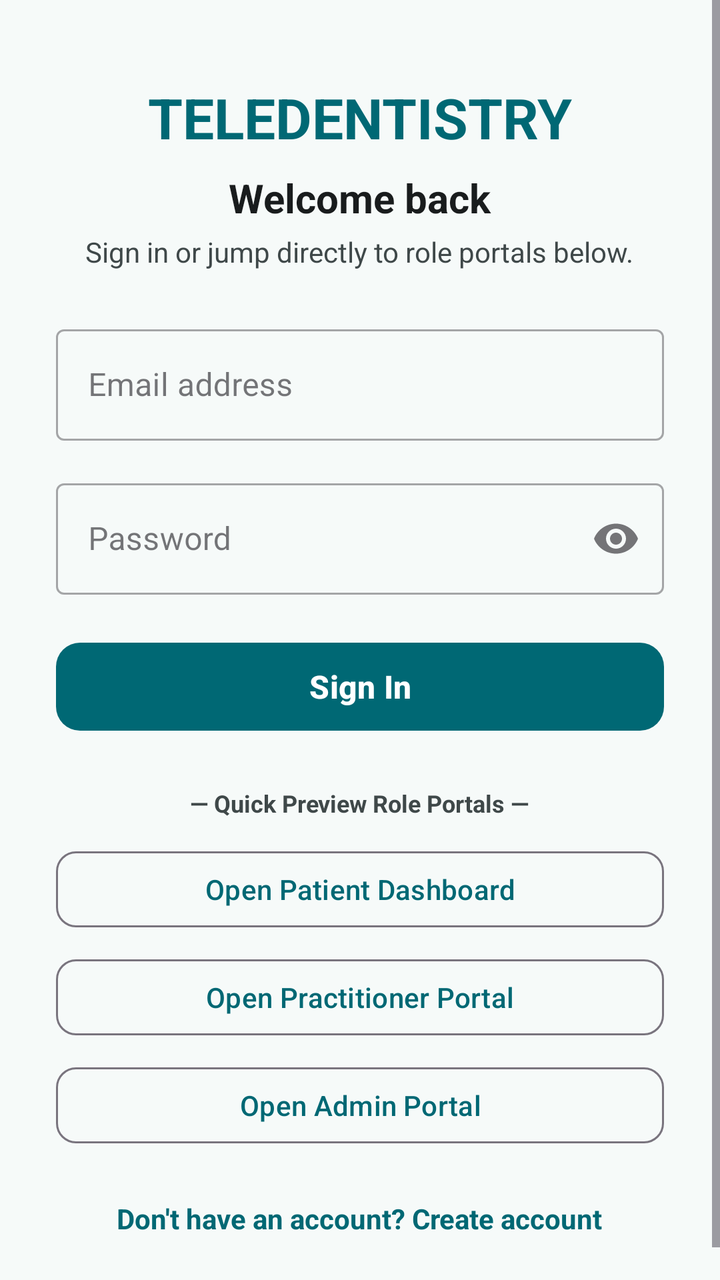
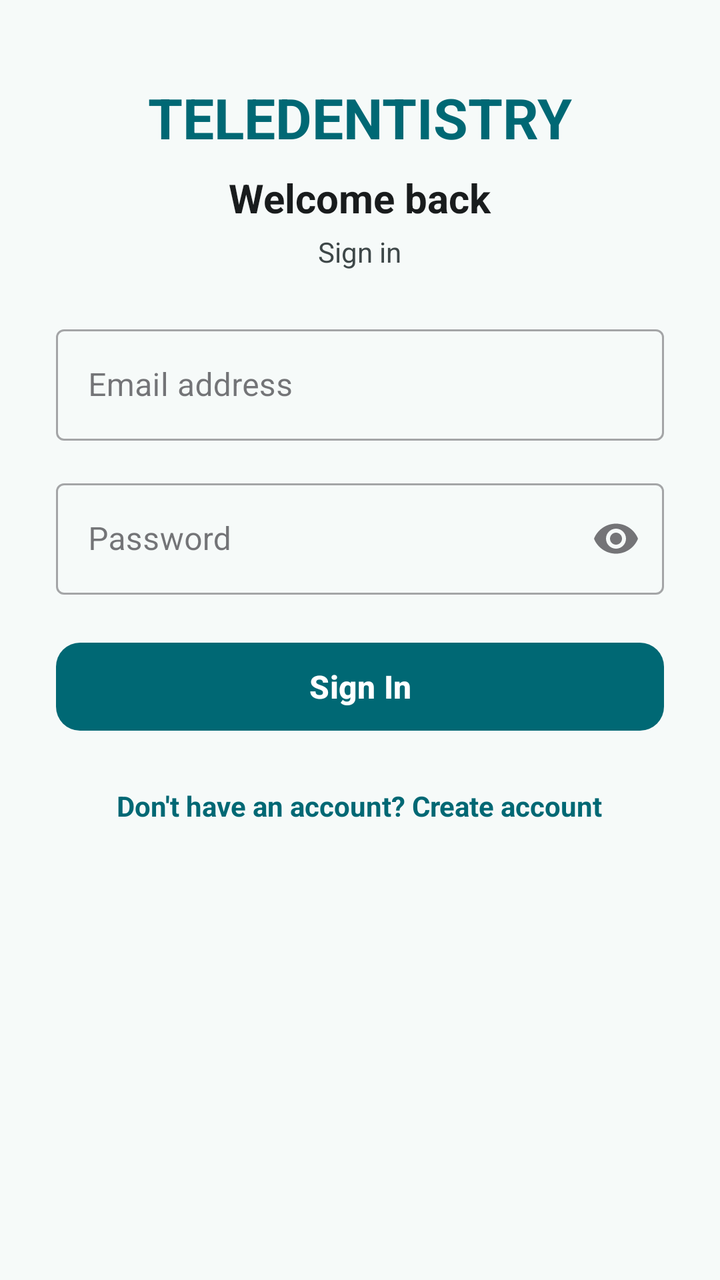

Screens rendered from an Android XML layout before and after an edit, with the pre-edit source and the edit as a unified diff.
<!-- AndroidManifest.xml: application theme Theme.TeledentistryProject -->
<!-- res/layout/activity_login.xml -->
<?xml version="1.0" encoding="utf-8"?>
<ScrollView xmlns:android="http://schemas.android.com/apk/res/android"
    xmlns:app="http://schemas.android.com/apk/res-auto"
    android:layout_width="match_parent"
    android:layout_height="match_parent"
    android:fillViewport="true"
    android:background="@color/dental_background">

    <LinearLayout
        android:layout_width="match_parent"
        android:layout_height="match_parent"
        android:orientation="vertical"
        android:gravity="center_horizontal"
        android:paddingStart="28dp"
        android:paddingEnd="28dp"
        android:paddingTop="40dp"
        android:paddingBottom="30dp">

        
        <TextView
            android:id="@+id/tvAppName"
            android:layout_width="wrap_content"
            android:layout_height="wrap_content"
            android:text="TELEDENTISTRY"
            android:textColor="@color/dental_primary"
            android:textSize="28sp"
            android:textStyle="bold" />

        
        <TextView
            android:layout_width="wrap_content"
            android:layout_height="wrap_content"
            android:layout_marginTop="8dp"
            android:text="Welcome back"
            android:textColor="@color/text_primary"
            android:textSize="20sp"
            android:textStyle="bold" />

        
        <TextView
            android:layout_width="wrap_content"
            android:layout_height="wrap_content"
            android:layout_marginTop="4dp"
            android:layout_marginBottom="24dp"
            android:gravity="center"
            android:text="Sign in or jump directly to role portals below."
            android:textColor="@color/text_secondary"
            android:textSize="14sp" />

        
        <com.google.android.material.textfield.TextInputLayout
            android:id="@+id/emailInputLayout"
            style="@style/Widget.MaterialComponents.TextInputLayout.OutlinedBox"
            android:layout_width="match_parent"
            android:layout_height="wrap_content"
            android:hint="Email address">

            <com.google.android.material.textfield.TextInputEditText
                android:id="@+id/etEmail"
                android:layout_width="match_parent"
                android:layout_height="wrap_content"
                android:inputType="textEmailAddress"
                android:maxLines="1" />

        </com.google.android.material.textfield.TextInputLayout>

        
        <com.google.android.material.textfield.TextInputLayout
            android:id="@+id/passwordInputLayout"
            style="@style/Widget.MaterialComponents.TextInputLayout.OutlinedBox"
            android:layout_width="match_parent"
            android:layout_height="wrap_content"
            android:layout_marginTop="16dp"
            android:hint="Password"
            app:endIconMode="password_toggle">

            <com.google.android.material.textfield.TextInputEditText
                android:id="@+id/etPassword"
                android:layout_width="match_parent"
                android:layout_height="wrap_content"
                android:inputType="textPassword"
                android:maxLines="1" />

        </com.google.android.material.textfield.TextInputLayout>

        
        <com.google.android.material.button.MaterialButton
            android:id="@+id/btnLogin"
            android:layout_width="match_parent"
            android:layout_height="52dp"
            android:layout_marginTop="20dp"
            android:text="Sign In"
            android:textAllCaps="false"
            android:textSize="16sp"
            android:textStyle="bold"
            app:cornerRadius="12dp" />

        
        <TextView
            android:layout_width="wrap_content"
            android:layout_height="wrap_content"
            android:layout_marginTop="24dp"
            android:layout_marginBottom="12dp"
            android:text="— Quick Preview Role Portals —"
            android:textColor="@color/text_secondary"
            android:textSize="12sp"
            android:textStyle="bold"/>

        
        <com.google.android.material.button.MaterialButton
            android:id="@+id/btnQuickPatient"
            android:layout_width="match_parent"
            android:layout_height="46dp"
            android:layout_marginBottom="8dp"
            android:text="Open Patient Dashboard"
            style="?attr/materialButtonOutlinedStyle"
            app:cornerRadius="10dp"/>

        <com.google.android.material.button.MaterialButton
            android:id="@+id/btnQuickDentist"
            android:layout_width="match_parent"
            android:layout_height="46dp"
            android:layout_marginBottom="8dp"
            android:text="Open Practitioner Portal"
            style="?attr/materialButtonOutlinedStyle"
            app:cornerRadius="10dp"/>

        <com.google.android.material.button.MaterialButton
            android:id="@+id/btnQuickAdmin"
            android:layout_width="match_parent"
            android:layout_height="46dp"
            android:text="Open Admin Portal"
            style="?attr/materialButtonOutlinedStyle"
            app:cornerRadius="10dp"/>

        
        <TextView
            android:id="@+id/tvRegister"
            android:layout_width="wrap_content"
            android:layout_height="wrap_content"
            android:layout_marginTop="16dp"
            android:padding="8dp"
            android:text="Don't have an account? Create account"
            android:textColor="@color/dental_primary"
            android:textSize="14sp"
            android:textStyle="bold" />

    </LinearLayout>

</ScrollView>
<!-- resources referenced by this layout -->
<resources>
  <color name="dental_background">#F6FAF9</color>
  <color name="dental_primary">#006874</color>
  <color name="text_primary">#191C1D</color>
  <color name="text_secondary">#3F4849</color>
  <style name="Theme.TeledentistryProject" parent="Base.Theme.TeledentistryProject" />
  <style name="Base.Theme.TeledentistryProject" parent="Theme.Material3.DayNight.NoActionBar">
          <item name="colorPrimary">@color/dental_primary</item>
          <item name="colorSecondary">@color/dental_secondary</item>
          <item name="android:windowBackground">@color/dental_background</item>
          <item name="colorSurface">@color/dental_surface</item>
      </style>
  <color name="dental_secondary">#00A3B4</color>
  <color name="dental_surface">#FFFFFF</color>
</resources>

<!-- the commit's change to res/layout/activity_login.xml (unified diff, before → after) -->
@@ -43,7 +43,7 @@
             android:layout_marginTop="4dp"
             android:layout_marginBottom="24dp"
             android:gravity="center"
-            android:text="Sign in or jump directly to role portals below."
+            android:text="Sign in"
             android:textColor="@color/text_secondary"
             android:textSize="14sp" />
 
@@ -97,44 +97,6 @@
 
         
         <TextView
-            android:layout_width="wrap_content"
-            android:layout_height="wrap_content"
-            android:layout_marginTop="24dp"
-            android:layout_marginBottom="12dp"
-            android:text="— Quick Preview Role Portals —"
-            android:textColor="@color/text_secondary"
-            android:textSize="12sp"
-            android:textStyle="bold"/>
-
-        
-        <com.google.android.material.button.MaterialButton
-            android:id="@+id/btnQuickPatient"
-            android:layout_width="match_parent"
-            android:layout_height="46dp"
-            android:layout_marginBottom="8dp"
-            android:text="Open Patient Dashboard"
-            style="?attr/materialButtonOutlinedStyle"
-            app:cornerRadius="10dp"/>
-
-        <com.google.android.material.button.MaterialButton
-            android:id="@+id/btnQuickDentist"
-            android:layout_width="match_parent"
-            android:layout_height="46dp"
-            android:layout_marginBottom="8dp"
-            android:text="Open Practitioner Portal"
-            style="?attr/materialButtonOutlinedStyle"
-            app:cornerRadius="10dp"/>
-
-        <com.google.android.material.button.MaterialButton
-            android:id="@+id/btnQuickAdmin"
-            android:layout_width="match_parent"
-            android:layout_height="46dp"
-            android:text="Open Admin Portal"
-            style="?attr/materialButtonOutlinedStyle"
-            app:cornerRadius="10dp"/>
-
-        
-        <TextView
             android:id="@+id/tvRegister"
             android:layout_width="wrap_content"
             android:layout_height="wrap_content"
